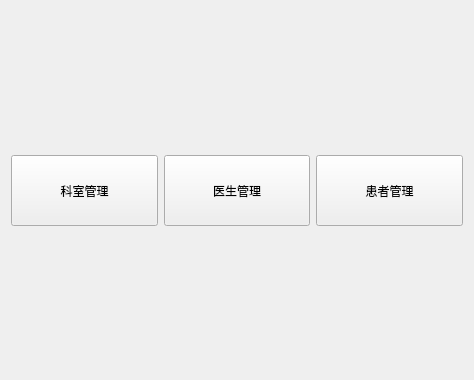
First picture: the form in Lab4/wellcomeview.ui, repository cx-ym/QtCourse, before the edit.
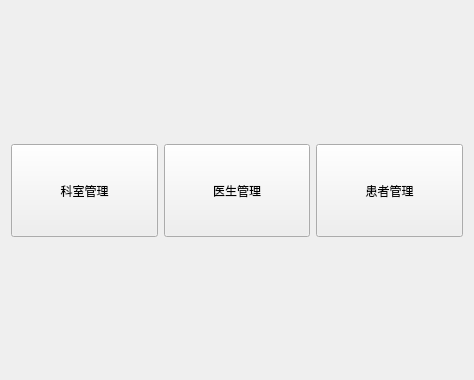
Second picture: the form after the edit.

Patch:
```diff
--- a/Lab4/wellcomeview.ui
+++ b/Lab4/wellcomeview.ui
@@ -34,7 +34,7 @@
        <property name="minimumSize">
         <size>
          <width>93</width>
-         <height>71</height>
+         <height>93</height>
         </size>
        </property>
        <property name="text">
@@ -47,7 +47,7 @@
        <property name="minimumSize">
         <size>
          <width>93</width>
-         <height>71</height>
+         <height>93</height>
         </size>
        </property>
        <property name="text">
@@ -60,7 +60,7 @@
        <property name="minimumSize">
         <size>
          <width>93</width>
-         <height>71</height>
+         <height>93</height>
         </size>
        </property>
        <property name="text">
```
